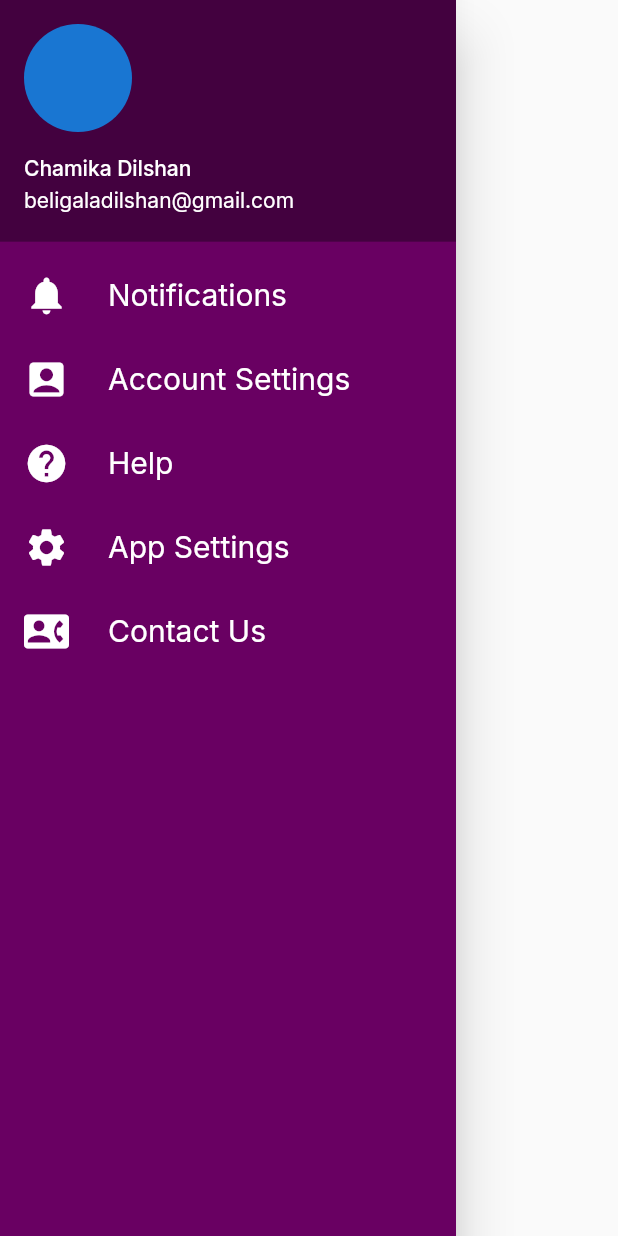
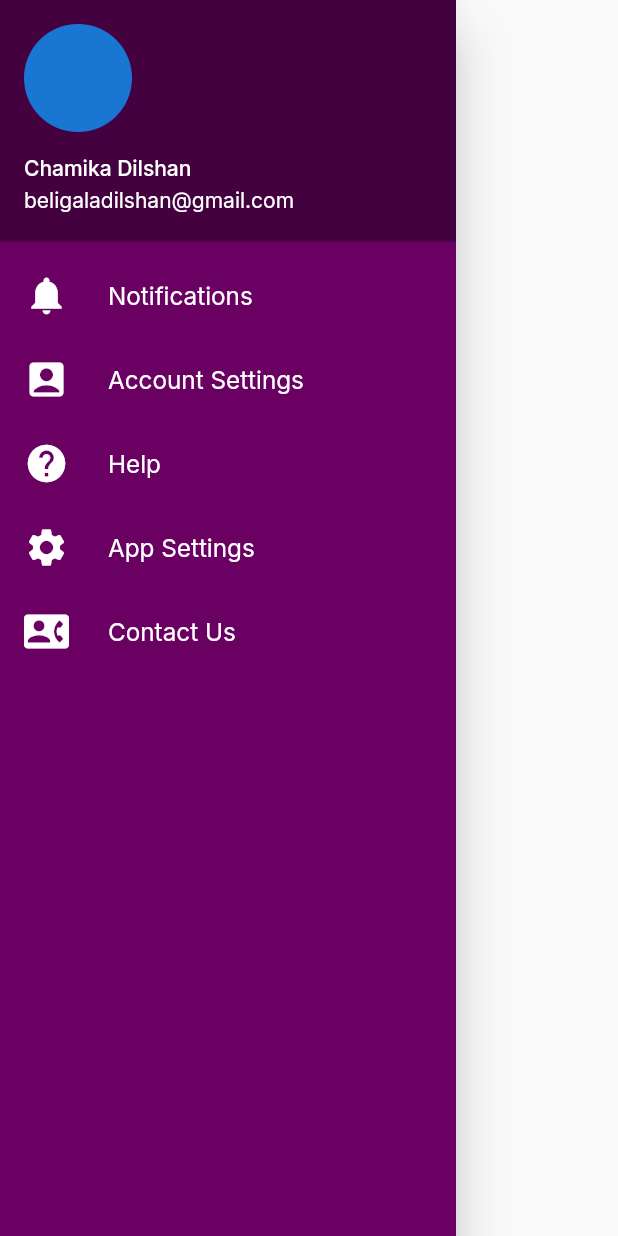
Before and after one commit to dilshanbeligala/Charity-App, a Flutter app: the SideBar widget shown alone on an empty page, opened directly, on a phone screen of 412 x 824 dp. Run offline on Flutter 3.47's test engine with Material 2 defaults, Android fonts, the phone set to English and light mode, and no system bars; our stand-ins replace carousel_slider, google_fonts; network calls fail.

Commit message:
change fontsizes

```diff
--- a/lib/screens/side_bar.dart
+++ b/lib/screens/side_bar.dart
@@ -6,6 +6,8 @@ class SideBar extends StatelessWidget {
 
   @override
   Widget build(BuildContext context) {
+    final screenWidth = MediaQuery.of(context).size.width;
+    final screenHeight = MediaQuery.of(context).size.height;
     return Drawer(
       child: Container(
         color: Color.fromARGB(255, 105, 0, 98),
@@ -50,7 +52,7 @@ class SideBar extends StatelessWidget {
               ),
               title: Text(
                 'Notifications',
-                style: GoogleFonts.inter(color: Colors.white, fontSize: 20),
+                style: GoogleFonts.inter(color: Colors.white, fontSize: screenWidth*0.015+10,),
               ),
               onTap: () => null,
             ),
@@ -62,7 +64,7 @@ class SideBar extends StatelessWidget {
               ),
               title: Text(
                 'Account Settings',
-                style: GoogleFonts.inter(color: Colors.white, fontSize: 20),
+                style: GoogleFonts.inter(color: Colors.white,fontSize: screenWidth*0.015+10, ),
               ),
               onTap: () => null,
             ),
@@ -74,7 +76,7 @@ class SideBar extends StatelessWidget {
               ),
               title: Text(
                 'Help',
-                style: GoogleFonts.inter(color: Colors.white, fontSize: 20),
+                style: GoogleFonts.inter(color: Colors.white, fontSize: screenWidth*0.015+10,),
               ),
               onTap: () => null,
             ),
@@ -86,7 +88,7 @@ class SideBar extends StatelessWidget {
               ),
               title: Text(
                 'App Settings',
-                style: GoogleFonts.inter(color: Colors.white, fontSize: 20),
+                style: GoogleFonts.inter(color: Colors.white, fontSize: screenWidth*0.015+10,),
               ),
               onTap: () {
                 // Navigator.push(context,
@@ -101,7 +103,7 @@ class SideBar extends StatelessWidget {
               ),
               title: Text(
                 'Contact Us',
-                style: GoogleFonts.inter(color: Colors.white, fontSize: 20),
+                style: GoogleFonts.inter(color: Colors.white, fontSize: screenWidth*0.015+10,),
               ),
               onTap: () {
                 // Navigator.push(
```
